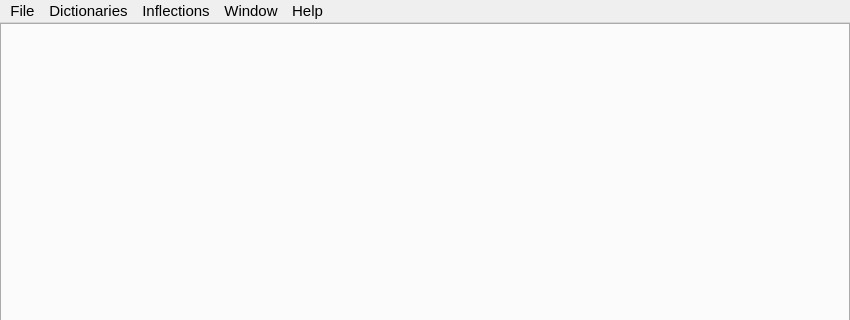
This is mainwindow.ui in scottsanett/IceDict as Qt 5 draws it before an edit; both pictures show x 0 to 850 and y 0 to 320 of the 850 by 650 pixel window. The edited form follows.
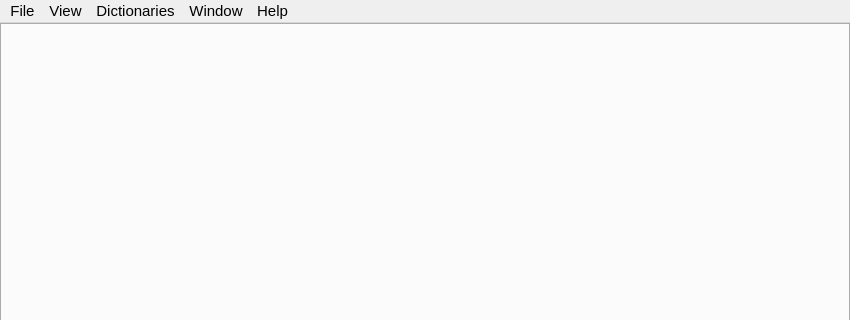
This is the edited form.

Commit message: added a few macros for different platforms

```diff
--- a/mainwindow.ui
+++ b/mainwindow.ui
@@ -106,14 +106,14 @@
     <addaction name="actionSearch_Inflections"/>
     <addaction name="actionList_All_Forms"/>
    </widget>
-   <widget class="QMenu" name="menuInflections">
+   <widget class="QMenu" name="menuView">
     <property name="title">
-     <string>Inflections</string>
+     <string>View</string>
     </property>
    </widget>
    <addaction name="menuFile"/>
+   <addaction name="menuView"/>
    <addaction name="menuDictionaries"/>
-   <addaction name="menuInflections"/>
    <addaction name="menuWindow"/>
    <addaction name="menuHelp"/>
   </widget>
```
Left out of the diff: 32 changed lines with no effect on the pictures. The commit also changes 2 other files.
